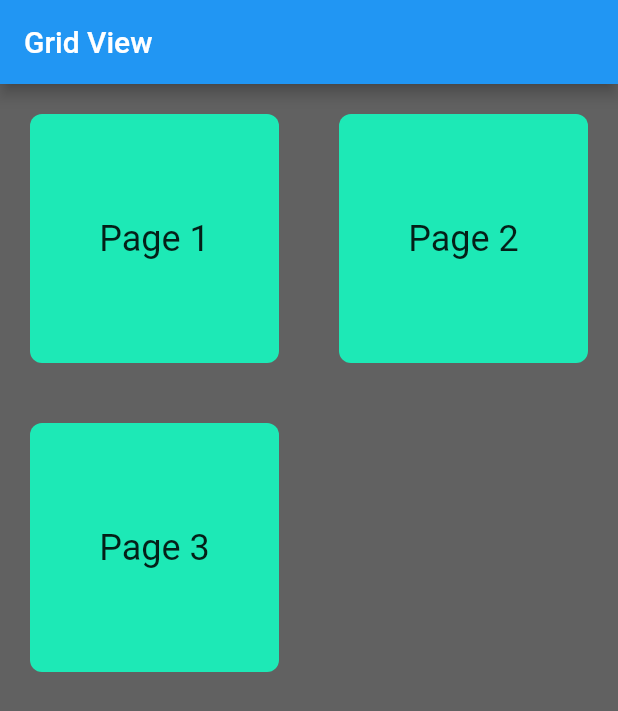
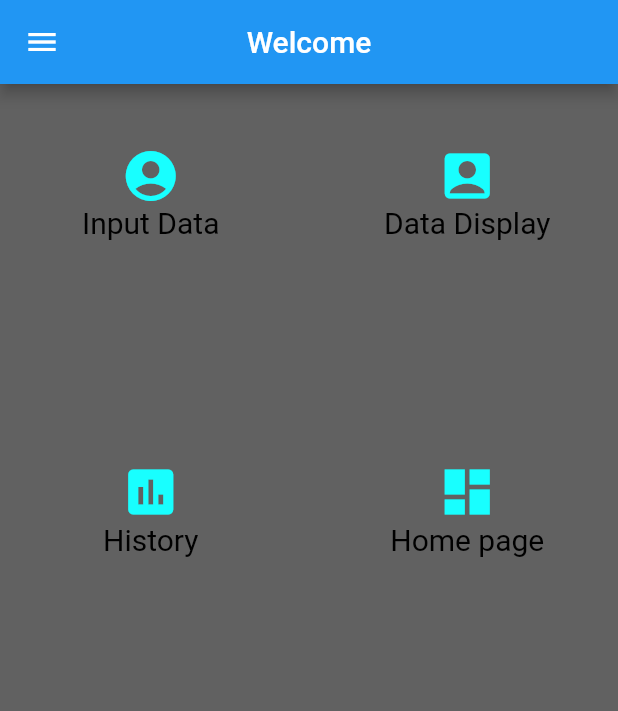
Before and after one commit to is767-1-2021/jirutcha, a Flutter app: the screen it shows after launch, on a phone screen of 412 x 824 dp. Shown: the top 711 px of the screen. Run offline on Flutter 3.47's test engine with Material 2 defaults, Android fonts, the phone set to English and light mode, and no system bars; project files that could hold a hidden picture were left out.

Commit message:
update work

```diff
--- a/team_app/lib/Pages/MainPage.dart
+++ /dev/null
@@ -1,38 +0,0 @@
-import 'package:flutter/material.dart';
-
-class MainPage extends StatelessWidget{
-  @override
-  Widget build(BuildContext context) {
-    return Scaffold(
-      appBar: AppBar(
-        title: Text('Grid View'),
-      ),
-      body: GridView.count(
-        crossAxisCount: 2,
-        children: List.generate(3, (index) {
-          return InkWell(
-            onTap: (){
-              Navigator.pushNamed(context, '/${index+1}');
-              // ScaffoldMessenger.of(context).showSnackBar(SnackBar(
-              //   content: Text('Tap at $index'),
-              // ));
-            },
-            child: Container(
-              margin: EdgeInsets.all(20.0),
-              decoration: BoxDecoration(
-                color: Theme.of(context).accentColor,
-                borderRadius: BorderRadius.circular(8.0),
-              ),
-              child: Center(
-                child: Text(
-                  'Page ${index+1}',
-                  style: Theme.of(context).textTheme.headline5,
-                ),
-              ),
-            ),
-          );
-        }),
-      ),
-    );
-  }
-}
--- /dev/null
+++ b/team_app/lib/Pages/home_page.dart
@@ -0,0 +1,95 @@
+import 'package:flutter/material.dart';
+import 'package:midterm_app/Pages/exercise_history.dart';
+import 'package:midterm_app/Pages/input_data.dart';
+import 'package:midterm_app/Pages/data_display.dart';
+
+class HomePage extends StatelessWidget{
+  @override
+  Widget build(BuildContext context) {
+    final _height = MediaQuery.of(context).size.height;
+
+    return new Stack(
+      children: <Widget>[
+        new Container(
+          color: Colors.grey[700],
+        ),
+        new Scaffold(
+          appBar: AppBar(
+            title: Text("Welcome"),
+            centerTitle: true,
+          ),
+        drawer: HomePage(),
+          backgroundColor: Colors.transparent,
+          body: new Center(
+            child: new Column(
+              mainAxisAlignment: MainAxisAlignment.start,
+              children: <Widget>[
+                Row(
+                  children: <Widget>[
+                    new Divider(
+                      height: _height / 20,
+                      color: Colors.cyanAccent,
+                    ),
+                  ],
+                ),
+                Expanded(
+                    child: Center(
+                  child: GridView.count(
+                    crossAxisCount: 2,
+                    crossAxisSpacing: 10.0,
+                    mainAxisSpacing: 10.0,
+                    children: <Widget>[
+
+                      homePageRowCell(Icons.account_circle, "Input Data",
+                          context, InputData()),
+
+                      homePageRowCell(
+                          Icons.account_box, "Data Display", context, DataDisplay()),
+
+                      homePageRowCell(
+                          Icons.assessment, "History", context, ExerciseHistory()),
+
+                      homePageRowCell(
+                          Icons.dashboard, "Home page", context, HomePage()),
+
+
+
+                    ],
+                  ),
+                ))
+              ],
+            ),
+          ),
+        )
+      ],
+    );
+  }
+
+Widget homePageRowCell(
+        var sIcon, String title, BuildContext context, var page) =>
+    new Container(
+        child: GestureDetector(
+      onTap: () {
+        Navigator.push(context, MaterialPageRoute(builder: (context) => page));
+      },
+      child: new Row(
+        mainAxisAlignment: MainAxisAlignment.center,
+        children: <Widget>[
+          Column(
+            children: <Widget>[
+              new Icon(
+                sIcon,
+                size: 40,
+                color: Colors.cyanAccent,
+              ),
+              new Text(title,
+                  style: new TextStyle(
+                    fontSize: 20,
+                    color: Colors.black, fontWeight: FontWeight.normal)),
+            ],
+          ),
+        ],
+      ),
+    )
+  );
+}
--- a/team_app/lib/main.dart
+++ b/team_app/lib/main.dart
@@ -1,11 +1,24 @@
+
 import 'package:flutter/material.dart';
+import 'package:provider/provider.dart';
 
-import 'Pages/MainPage.dart';
-import 'Pages/FirstPage.dart';
-import 'Pages/SecondPage.dart';
+import 'Pages/home_page.dart';
+import 'Pages/data_display.dart';
+import 'Pages/exercise_history.dart';
+import 'Pages/input_data.dart';
+import 'models/first_form_model.dart';
 
 void main() {
-  runApp(MyApp());
+  runApp(
+    MultiProvider(
+      providers: [
+        ChangeNotifierProvider(
+          create: (context) => FirstFormModel(),
+        ),
+      ],
+      child: MyApp(),
+    ),
+  );
 }
 
 class MyApp extends StatelessWidget {
@@ -24,11 +37,12 @@ class MyApp extends StatelessWidget {
           bodyText2: TextStyle(color: Colors.cyanAccent),
         ),
       ),
-      initialRoute: '/1',
+      initialRoute: '/5',
       routes: <String, WidgetBuilder> {
-        '/1': (context) => MainPage(),
-        '/2': (context) => FirstPage(),
-        '/3': (context) => SecondPage(),
+        '/1': (context) => DataDisplay(),
+        '/2': (context) => InputData(),
+        '/4': (context) => ExerciseHistory(),
+        '/5': (context) => HomePage(),
       }
     );
   }
--- a/team_app/lib/models/first_form_model.dart
+++ b/team_app/lib/models/first_form_model.dart
@@ -1,28 +1,18 @@
 import 'package:flutter/material.dart';
 
 class FirstFormModel extends ChangeNotifier {
-  String? _firstName;
-  String? _lastName;
-  int? _age;
+String? _date;
+String? _workout;
+int? _time;
+ String? get date => this._date;
 
-  get firstName => this._firstName;
+ set date(String? value) => this._date = value;
 
-  set firstName(value) {
-    this._firstName = value;
-    notifyListeners();
-  }
+ String? get workout => this._workout;
 
-  get lastName => this._lastName;
+ set workout(String? value) => this._workout = value;
 
-  set lastName(value) {
-    this._lastName = value;
-    notifyListeners();
-  }
+ int? get time => this._time;
 
-  get age => this._age;
-
-  set age(value) {
-    this._age = value;
-    notifyListeners();
-  }
+ set time(int? value) => this._time = value;
 }
```
Also changed, not shown: team_app/analysis_options.yaml (added, +29 -0 lines), team_app/lib/Pages/FirstPage.dart (deleted, +0 -124 lines), team_app/lib/Pages/SecondPage.dart (deleted, +0 -91 lines), team_app/lib/Pages/data_display.dart (added, +63 -0 lines), team_app/lib/Pages/exercise_history.dart (added, +91 -0 lines), team_app/lib/Pages/input_data.dart (added, +130 -0 lines), team_app/pubspec.yaml (+20 -4 lines), team_app/assets/nyancat.png (added), team_app/pubspec.lock, 34 other files.
